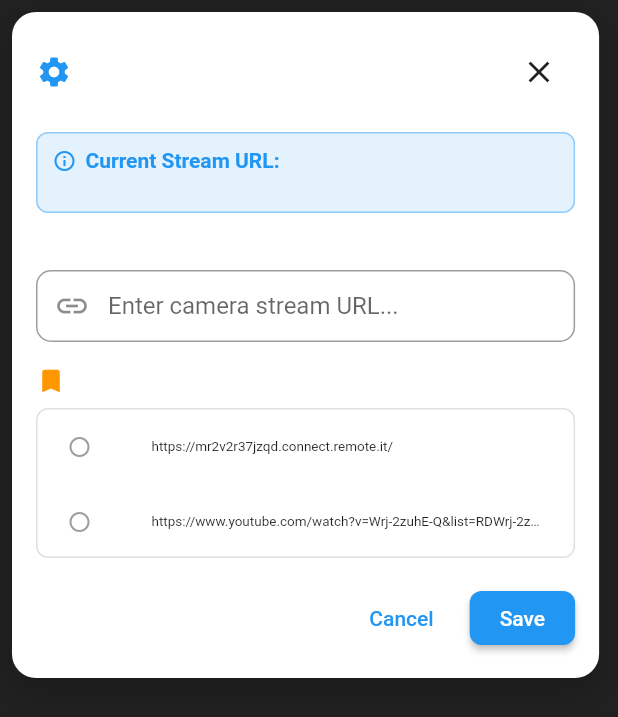
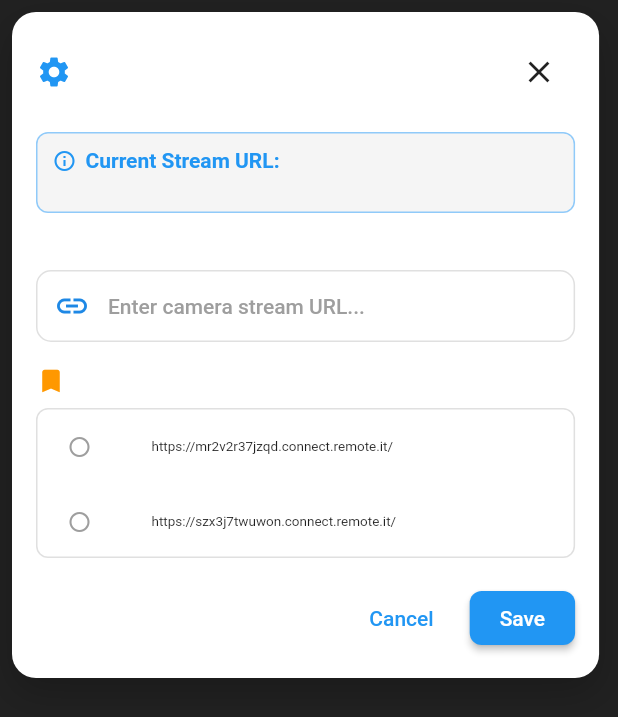
Before and after one commit to Khoa1512/GCS_RUSTECHS, a Flutter app: the CameraStreamSettings widget shown alone on an empty page, opened directly with empty values, on a phone screen of 412 x 824 dp. Shown: the top 717 px of the screen. Run offline on Flutter 3.47's test engine with Material 3 defaults, Android fonts, the phone set to English and light mode, and no system bars; our stand-ins replace chewie, flutter_compass, flutter_easyloading, flutter_map, glass_kit, go_router and 3 more; missing offline and left inert: dart_mavlink, flutter_libserialport, webview_windows; Roboto replaces fonts that are missing (Merriweather).

Commit message:
feat(camera): Improve camera stream functionality and remove notification banners

```diff
--- a/lib/presentation/widget/camera/camera_stream_settings.dart
+++ b/lib/presentation/widget/camera/camera_stream_settings.dart
@@ -20,10 +20,7 @@ class _CameraStreamSettingsState extends State<CameraStreamSettings> {
   late TextEditingController _urlController;
   final List<String> _commonUrls = [
     "https://mr2v2r37jzqd.connect.remote.it/",
-    "https://www.youtube.com/watch?v=Wrj-2zuhE-Q&list=RDWrj-2zuhE-Q&start_radio=1",
-    "http://localhost:8080/video",
-    "rtmp://example.com/live/stream",
-    "https://example.com/camera/feed",
+    "https://szx3j7twuwon.connect.remote.it/",
   ];
 
   @override
@@ -103,7 +100,7 @@ class _CameraStreamSettingsState extends State<CameraStreamSettings> {
               width: double.infinity,
               padding: EdgeInsets.all(isSmallScreen ? 10 : 12),
               decoration: BoxDecoration(
-                color: Colors.blue.shade50,
+                color: Colors.grey.shade100,
                 borderRadius: BorderRadius.circular(8),
                 border: Border.all(color: Colors.blue.shade200),
               ),
@@ -128,7 +125,8 @@ class _CameraStreamSettingsState extends State<CameraStreamSettings> {
                     widget.currentUrl,
                     style: TextStyle(
                       fontSize: isSmallScreen ? 10 : 12,
-                      color: Colors.grey[700],
+                      color: Colors.grey.shade800,
+                      fontWeight: FontWeight.w500,
                     ),
                     overflow: TextOverflow.ellipsis,
                     maxLines: 2,
@@ -149,11 +147,27 @@ class _CameraStreamSettingsState extends State<CameraStreamSettings> {
             SizedBox(height: isSmallScreen ? 6 : 8),
             TextField(
               controller: _urlController,
+              style: TextStyle(
+                fontSize: isSmallScreen ? 14 : 16,
+                color: Colors.black87,
+                fontWeight: FontWeight.w500,
+              ),
               decoration: InputDecoration(
                 hintText: 'Enter camera stream URL...',
-                prefixIcon: const Icon(Icons.link),
+                hintStyle: TextStyle(
+                  color: Colors.grey.shade500,
+                  fontSize: isSmallScreen ? 14 : 16,
+                ),
+                prefixIcon: Icon(Icons.link, color: Colors.blue.shade600),
+                filled: true,
+                fillColor: Colors.white,
                 border: OutlineInputBorder(
                   borderRadius: BorderRadius.circular(10),
+                  borderSide: BorderSide(color: Colors.grey.shade300, width: 1),
+                ),
+                enabledBorder: OutlineInputBorder(
+                  borderRadius: BorderRadius.circular(10),
+                  borderSide: BorderSide(color: Colors.grey.shade300, width: 1),
                 ),
                 focusedBorder: OutlineInputBorder(
                   borderRadius: BorderRadius.circular(10),
@@ -161,7 +175,7 @@ class _CameraStreamSettingsState extends State<CameraStreamSettings> {
                 ),
                 contentPadding: EdgeInsets.symmetric(
                   horizontal: isSmallScreen ? 12 : 16,
-                  vertical: isSmallScreen ? 8 : 12,
+                  vertical: isSmallScreen ? 12 : 16,
                 ),
               ),
             ),
```
Also changed, not shown: lib/presentation/widget/camera/camera_main_view.dart (+65 -11 lines), lib/presentation/widget/camera/platform_webview.dart (line endings or trailing spaces).
